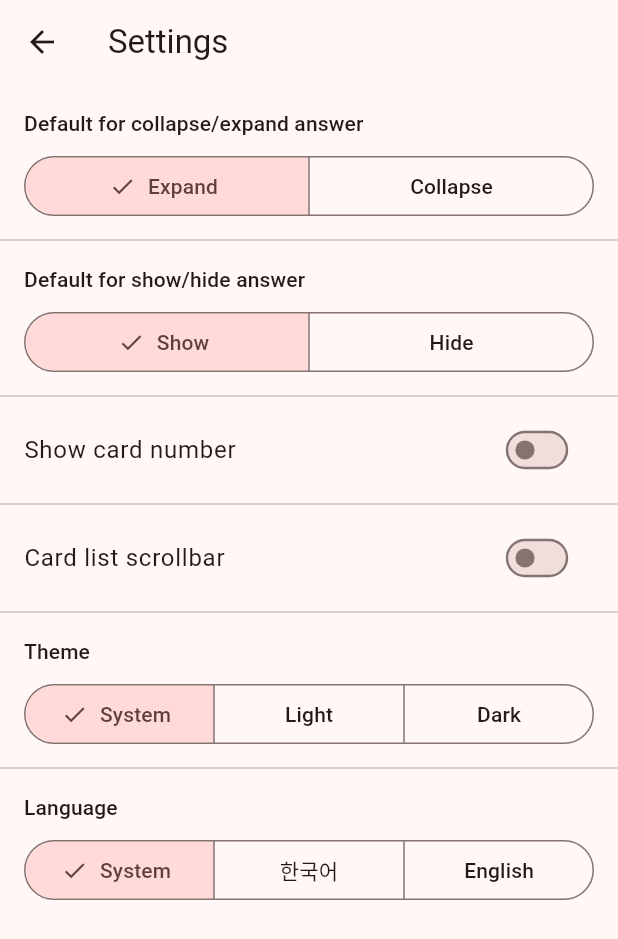
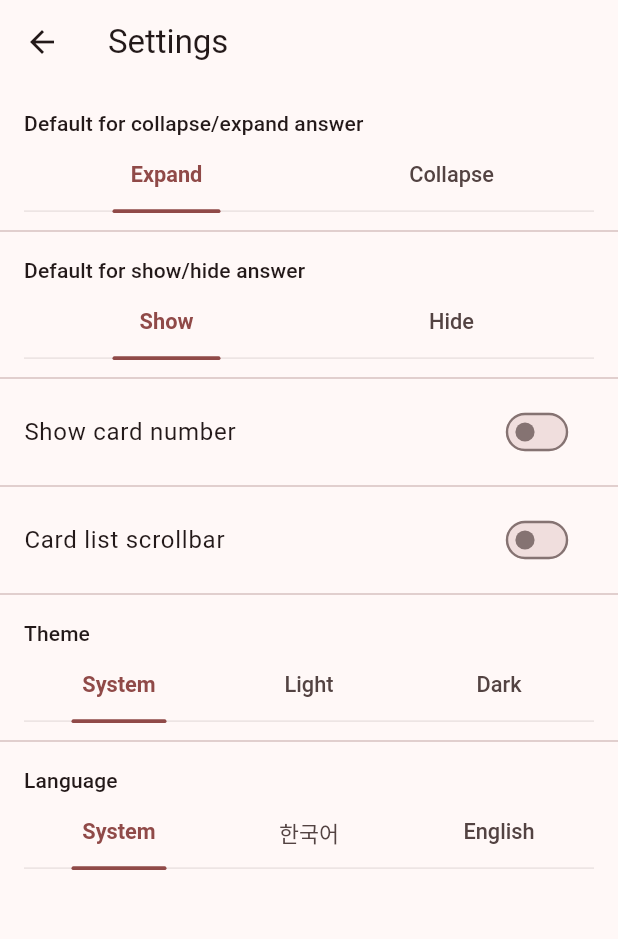
Before and after one commit to Jayden-kr/memora, a Flutter app: the SettingsScreen screen opened directly, on a phone screen of 412 x 824 dp. Shown: the top 939 px of the screen. Run offline on Flutter 3.47's test engine with Material 3 defaults, Android fonts, the phone set to English and light mode, and no system bars; our stand-ins replace audioplayers, file_picker, flutter_local_notifications, image_picker, pdf, permission_handler and 5 more; missing offline and left inert: receive_sharing_intent, record; accounts and stored records are empty; generated files the repository leaves out were written again; Roboto replaces fonts that are missing (Pretendard).

Commit message:
feat: minimal underline-tab settings selector (replaces Material SegmentedButton)
Settings' 4 choice controls (answer fold/visibility, theme, language) now use a new
SoftSegmentedControl — plain text options with a sliding coral underline under the
selected one over a faint baseline, instead of Material's boxy checkmark+divider
SegmentedButton. Lighter and cleaner; theme-token colors adapt to light/dark.

Co-Authored-By: Claude Opus 4.8 (1M context) <noreply@anthropic.com>

```diff
--- a/lib/screens/settings_screen.dart
+++ b/lib/screens/settings_screen.dart
@@ -4,6 +4,7 @@ import '../database/database_helper.dart';
 import '../l10n/app_localizations.dart';
 import '../services/locale_service.dart';
 import '../utils/constants.dart';
+import '../widgets/soft_segmented_control.dart';
 
 class SettingsScreen extends StatefulWidget {
   final ValueNotifier<ThemeMode>? themeModeNotifier;
@@ -112,18 +113,18 @@ class _SettingsScreenState extends State<SettingsScreen> {
           ),
           Padding(
             padding: const EdgeInsets.symmetric(horizontal: 16, vertical: 4),
-            child: SegmentedButton<String>(
+            child: SoftSegmentedControl<String>(
               segments: [
-                ButtonSegment(
+                SoftSegment(
                     value: 'expanded',
-                    label: Text(t.settingsAnswerFoldExpanded)),
-                ButtonSegment(
+                    label: t.settingsAnswerFoldExpanded),
+                SoftSegment(
                     value: 'collapsed',
-                    label: Text(t.settingsAnswerFoldCollapsed)),
+                    label: t.settingsAnswerFoldCollapsed),
               ],
-              selected: {answerFold},
-              onSelectionChanged: (v) =>
-                  _setSetting(AppConstants.settingAnswerFold, v.first),
+              selected: answerFold,
+              onChanged: (v) =>
+                  _setSetting(AppConstants.settingAnswerFold, v),
             ),
           ),
           const Divider(),
@@ -136,16 +137,16 @@ class _SettingsScreenState extends State<SettingsScreen> {
           ),
           Padding(
             padding: const EdgeInsets.symmetric(horizontal: 16, vertical: 4),
-            child: SegmentedButton<String>(
+            child: SoftSegmentedControl<String>(
               segments: [
-                ButtonSegment(
-                    value: 'visible', label: Text(t.settingsAnswerVisible)),
-                ButtonSegment(
-                    value: 'hidden', label: Text(t.settingsAnswerHidden)),
+                SoftSegment(
+                    value: 'visible', label: t.settingsAnswerVisible),
+                SoftSegment(
+                    value: 'hidden', label: t.settingsAnswerHidden),
               ],
-              selected: {answerVisibility},
-              onSelectionChanged: (v) =>
-                  _setSetting(AppConstants.settingAnswerVisibility, v.first),
+              selected: answerVisibility,
+              onChanged: (v) =>
+                  _setSetting(AppConstants.settingAnswerVisibility, v),
             ),
           ),
           const Divider(),
@@ -186,18 +187,18 @@ class _SettingsScreenState extends State<SettingsScreen> {
           ),
           Padding(
             padding: const EdgeInsets.symmetric(horizontal: 16, vertical: 4),
-            child: SegmentedButton<String>(
+            child: SoftSegmentedControl<String>(
               segments: [
-                ButtonSegment(
-                    value: 'system', label: Text(t.settingsThemeSystem)),
-                ButtonSegment(
-                    value: 'light', label: Text(t.settingsThemeLight)),
-                ButtonSegment(
-                    value: 'dark', label: Text(t.settingsThemeDark)),
+                SoftSegment(
+                    value: 'system', label: t.settingsThemeSystem),
+                SoftSegment(
+                    value: 'light', label: t.settingsThemeLight),
+                SoftSegment(
+                    value: 'dark', label: t.settingsThemeDark),
               ],
-              selected: {themeMode},
-              onSelectionChanged: (v) =>
-                  _setSetting(AppConstants.settingThemeMode, v.first),
+              selected: themeMode,
+              onChanged: (v) =>
+                  _setSetting(AppConstants.settingThemeMode, v),
             ),
           ),
           const Divider(),
@@ -215,19 +216,18 @@ class _SettingsScreenState extends State<SettingsScreen> {
               return Padding(
                 padding:
                     const EdgeInsets.symmetric(horizontal: 16, vertical: 4),
-                child: SegmentedButton<String>(
+                child: SoftSegmentedControl<String>(
                   segments: [
-                    ButtonSegment(
-                        value: 'system', label: Text(t.settingsLanguageSystem)),
-                    ButtonSegment(
-                        value: 'ko', label: Text(t.settingsLanguageKorean)),
-                    ButtonSegment(
-                        value: 'en', label: Text(t.settingsLanguageEnglish)),
+                    SoftSegment(
+                        value: 'system', label: t.settingsLanguageSystem),
+                    SoftSegment(
+                        value: 'ko', label: t.settingsLanguageKorean),
+                    SoftSegment(
+                        value: 'en', label: t.settingsLanguageEnglish),
                   ],
-                  selected: {selected},
-                  onSelectionChanged: (v) {
-                    final code = v.first;
-                    LocaleService.setLocale(code == 'system' ? null : code);
+                  selected: selected,
+                  onChanged: (v) {
+                    LocaleService.setLocale(v == 'system' ? null : v);
                   },
                 ),
               );
--- /dev/null
+++ b/lib/widgets/soft_segmented_control.dart
@@ -0,0 +1,103 @@
+import 'package:flutter/material.dart';
+
+/// 설정 등에서 쓰는 미니멀한 언더라인 탭 선택 컨트롤.
+/// 컨테이너·알약 없이 텍스트만 나열하고, 선택 항목은 코랄(primary) 글자 +
+/// 그 아래 코랄 밑줄이 슬라이딩한다. 은은한 베이스라인으로 탭 스트립처럼 grounding.
+class SoftSegmentedControl<T> extends StatelessWidget {
+  final List<SoftSegment<T>> segments;
+  final T selected;
+  final ValueChanged<T> onChanged;
+
+  const SoftSegmentedControl({
+    super.key,
+    required this.segments,
+    required this.selected,
+    required this.onChanged,
+  });
+
+  @override
+  Widget build(BuildContext context) {
+    final cs = Theme.of(context).colorScheme;
+    final selectedIndex = segments.indexWhere((s) => s.value == selected);
+    const height = 42.0;
+    const underlineH = 2.5;
+
+    return LayoutBuilder(
+      builder: (context, constraints) {
+        final segW = constraints.maxWidth / segments.length;
+        final underlineW = (segW * 0.5).clamp(24.0, 72.0);
+        return SizedBox(
+          height: height,
+          child: Stack(
+            children: [
+              // 은은한 전체 베이스라인
+              Positioned(
+                left: 0,
+                right: 0,
+                bottom: (underlineH - 1) / 2,
+                child: Container(
+                  height: 1,
+                  color: cs.onSurfaceVariant.withValues(alpha: 0.12),
+                ),
+              ),
+              // 슬라이딩 코랄 밑줄
+              if (selectedIndex >= 0)
+                AnimatedPositioned(
+                  duration: const Duration(milliseconds: 240),
+                  curve: Curves.easeOutCubic,
+                  left: selectedIndex * segW + (segW - underlineW) / 2,
+                  bottom: 0,
+                  width: underlineW,
+                  height: underlineH,
+                  child: DecoratedBox(
+                    decoration: BoxDecoration(
+                      color: cs.primary,
+                      borderRadius: BorderRadius.circular(underlineH),
+                    ),
+                  ),
+                ),
+              // 텍스트 라벨
+              Row(
+                children: [
+                  for (final s in segments)
+                    Expanded(
+                      child: GestureDetector(
+                        behavior: HitTestBehavior.opaque,
+                        onTap: () => onChanged(s.value),
+                        child: Center(
+                          child: Padding(
+                            padding:
+                                const EdgeInsets.only(bottom: underlineH + 6),
+                            child: AnimatedDefaultTextStyle(
+                              duration: const Duration(milliseconds: 200),
+                              curve: Curves.easeOutCubic,
+                              style: TextStyle(
+                                fontSize: 14.5,
+                                fontWeight: s.value == selected
+                                    ? FontWeight.w700
+                                    : FontWeight.w500,
+                                color: s.value == selected
+                                    ? cs.primary
+                                    : cs.onSurfaceVariant,
+                              ),
+                              child: Text(s.label, textAlign: TextAlign.center),
+                            ),
+                          ),
+                        ),
+                      ),
+                    ),
+                ],
+              ),
+            ],
+          ),
+        );
+      },
+    );
+  }
+}
+
+class SoftSegment<T> {
+  final T value;
+  final String label;
+  const SoftSegment({required this.value, required this.label});
+}
```
